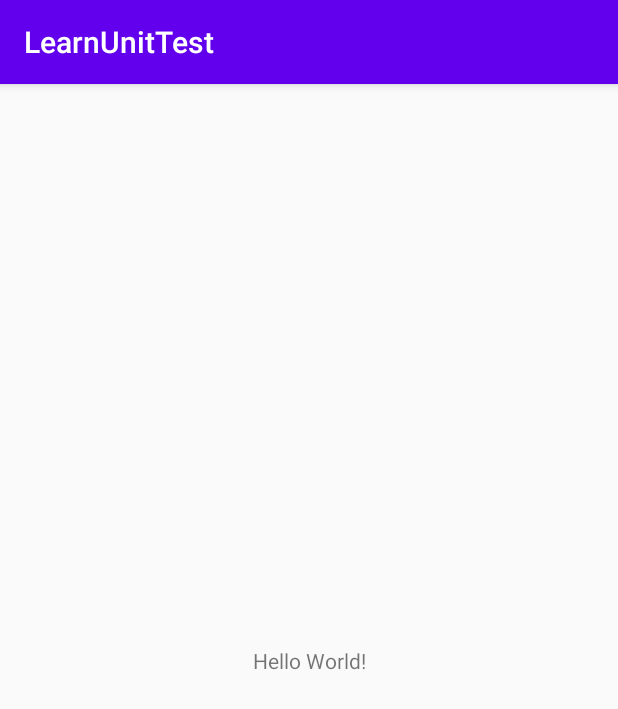
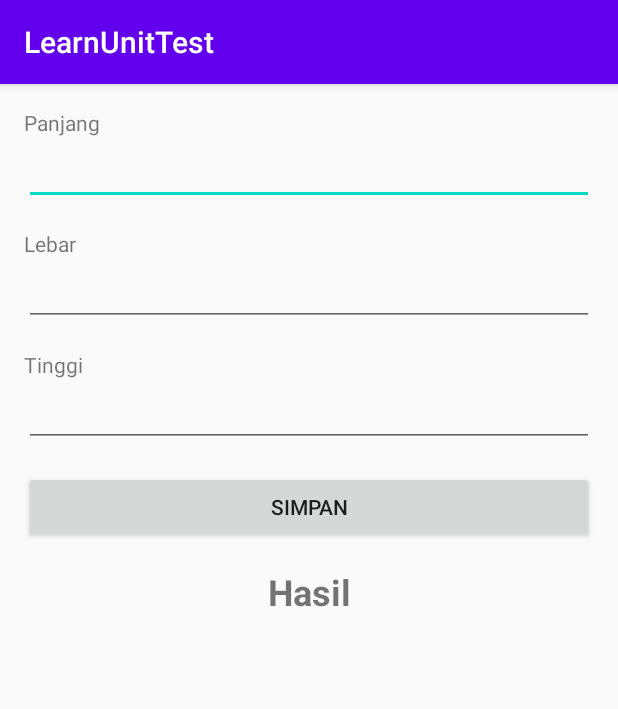
Before and after one commit to firdaus1453/LearnUnitTest, an Android app: the screen it shows after launch (MainActivity), on a phone screen of 412 x 824 dp. Shown: the top 709 px of the screen. Run offline under Robolectric (Android 15) with nearby library versions, the phone set to English and light mode, and no system bars.

```diff
--- a/app/build.gradle
+++ b/app/build.gradle
@@ -33,5 +33,6 @@ dependencies {
     testImplementation 'junit:junit:4.12'
     androidTestImplementation 'androidx.test.ext:junit:1.1.2'
     androidTestImplementation 'androidx.test.espresso:espresso-core:3.3.0'
-
+    testImplementation group: 'org.mockito', name: 'mockito-core', version: '3.0.0'
+    testImplementation 'org.mockito:mockito-inline:3.0.0'
 }
--- a/app/src/main/res/layout/activity_main.xml
+++ b/app/src/main/res/layout/activity_main.xml
@@ -1,18 +1,85 @@
 <?xml version="1.0" encoding="utf-8"?>
-<androidx.constraintlayout.widget.ConstraintLayout xmlns:android="http://schemas.android.com/apk/res/android"
-    xmlns:app="http://schemas.android.com/apk/res-auto"
+<LinearLayout xmlns:android="http://schemas.android.com/apk/res/android"
     xmlns:tools="http://schemas.android.com/tools"
     android:layout_width="match_parent"
     android:layout_height="match_parent"
+    android:orientation="vertical"
+    android:padding="16dp"
     tools:context=".MainActivity">
 
     <TextView
-        android:layout_width="wrap_content"
+        android:layout_width="match_parent"
         android:layout_height="wrap_content"
-        android:text="Hello World!"
-        app:layout_constraintBottom_toBottomOf="parent"
-        app:layout_constraintLeft_toLeftOf="parent"
-        app:layout_constraintRight_toRightOf="parent"
-        app:layout_constraintTop_toTopOf="parent" />
+        android:text="@string/length" />
+    <EditText
+        android:id="@+id/edt_length"
+        android:layout_width="match_parent"
+        android:layout_height="wrap_content"
+        android:layout_marginBottom="16dp"
+        android:inputType="numberDecimal"
+        android:lines="1" />
+    <TextView
+        android:layout_width="match_parent"
+        android:layout_height="wrap_content"
+        android:text="@string/width" />
+    <EditText
+        android:id="@+id/edt_width"
+        android:layout_width="match_parent"
+        android:layout_height="wrap_content"
+        android:layout_marginBottom="16dp"
+        android:inputType="numberDecimal"
+        android:lines="1" />
+    <TextView
+        android:layout_width="match_parent"
+        android:layout_height="wrap_content"
+        android:text="@string/height" />
+    <EditText
+        android:id="@+id/edt_height"
+        android:layout_width="match_parent"
+        android:layout_height="wrap_content"
+        android:layout_marginBottom="16dp"
+        android:inputType="numberDecimal"
+        android:lines="1" />
+    <Button
+        android:id="@+id/btn_save"
+        android:layout_width="match_parent"
+        android:layout_height="wrap_content"
+        android:text="@string/save" />
+    <LinearLayout
+        android:layout_width="match_parent"
+        android:layout_height="wrap_content"
+        android:layout_marginBottom="16dp"
+        android:orientation="horizontal">
+        <Button
+            android:id="@+id/btn_calculate_volume"
+            android:layout_width="match_parent"
+            android:layout_height="wrap_content"
+            android:layout_weight="1"
+            android:text="@string/calculate_volume"
+            android:visibility="gone" />
+        <Button
+            android:id="@+id/btn_calculate_circumference"
+            android:layout_width="match_parent"
+            android:layout_height="wrap_content"
+            android:layout_weight="1"
+            android:text="@string/calculate_circumference"
+            android:visibility="gone" />
+        <Button
+            android:id="@+id/btn_calculate_surface_area"
+            android:layout_width="match_parent"
+            android:layout_height="wrap_content"
+            android:layout_weight="1"
+            android:text="@string/calculate_surface_area"
+            android:visibility="gone" />
+    </LinearLayout>
+    <TextView
+        android:id="@+id/tv_result"
+        android:layout_width="match_parent"
+        android:layout_height="wrap_content"
+        android:layout_marginBottom="16dp"
+        android:gravity="center"
+        android:text="@string/result"
+        android:textSize="24sp"
+        android:textStyle="bold" />
 
-</androidx.constraintlayout.widget.ConstraintLayout>
+</LinearLayout>
--- a/app/src/main/res/values/strings.xml
+++ b/app/src/main/res/values/strings.xml
@@ -1,3 +1,11 @@
 <resources>
     <string name="app_name">LearnUnitTest</string>
+    <string name="width">Lebar</string>
+    <string name="result">Hasil</string>
+    <string name="calculate_volume">Hitung Volume</string>
+    <string name="calculate_surface_area">Hitung Luas Area</string>
+    <string name="calculate_circumference">Hitung Keliling</string>
+    <string name="height">Tinggi</string>
+    <string name="length">Panjang</string>
+    <string name="save">Simpan</string>
 </resources>
```
Also changed, not shown: app/src/main/java/com/firdaus/learnunittest/CuboidModel.kt (added, +21 -0 lines), app/src/main/java/com/firdaus/learnunittest/MainActivity.kt (+65 -2 lines), app/src/main/java/com/firdaus/learnunittest/MainViewModel.kt (added, +13 -0 lines), 1 other file.
